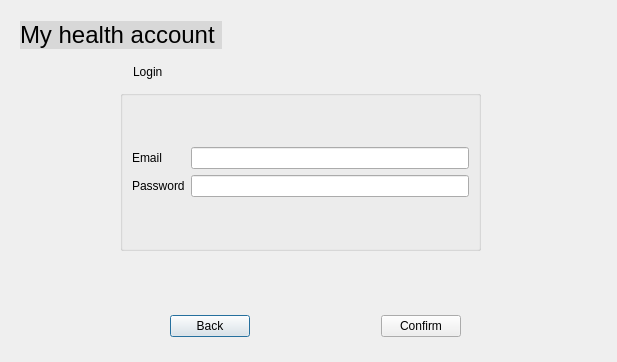
Old version of the form login.ui in the repository Darijan444/COV-19-Desktop_App.
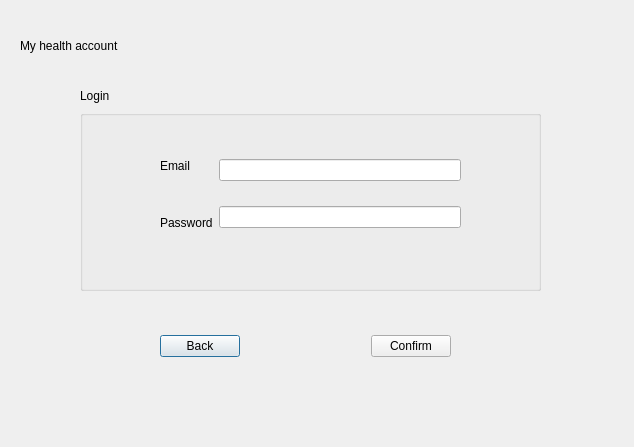
New version of the form.

```diff
--- a/login.ui
+++ b/login.ui
@@ -6,65 +6,34 @@
    <rect>
     <x>0</x>
     <y>0</y>
-    <width>617</width>
-    <height>362</height>
+    <width>634</width>
+    <height>447</height>
    </rect>
   </property>
   <property name="windowTitle">
    <string>Dialog</string>
   </property>
-  <widget class="QGroupBox" name="groupBox">
+  <widget class="QLabel" name="label_6">
    <property name="geometry">
     <rect>
-     <x>120</x>
-     <y>90</y>
-     <width>361</width>
-     <height>161</height>
+     <x>20</x>
+     <y>30</y>
+     <width>201</width>
+     <height>31</height>
     </rect>
    </property>
-   <property name="title">
-    <string/>
+   <property name="styleSheet">
+    <string notr="true">font: 24pt &quot;.AppleSystemUIFont&quot;;</string>
    </property>
-   <layout class="QVBoxLayout" name="verticalLayout_3">
-    <item>
-     <layout class="QHBoxLayout" name="horizontalLayout">
-      <item>
-       <layout class="QVBoxLayout" name="verticalLayout">
-        <item>
-         <widget class="QLabel" name="label_3">
-          <property name="text">
-           <string>Email</string>
-          </property>
-         </widget>
-        </item>
-        <item>
-         <widget class="QLabel" name="label_4">
-          <property name="text">
-           <string>Password</string>
-          </property>
-         </widget>
-        </item>
-       </layout>
-      </item>
-      <item>
-       <layout class="QVBoxLayout" name="verticalLayout_2">
-        <item>
-         <widget class="QLineEdit" name="lineEditEmail"/>
-        </item>
-        <item>
-         <widget class="QLineEdit" name="lineEditPassword"/>
-        </item>
-       </layout>
-      </item>
-     </layout>
-    </item>
-   </layout>
+   <property name="text">
+    <string>My health account </string>
+   </property>
   </widget>
   <widget class="QWidget" name="layoutWidget_2">
    <property name="geometry">
     <rect>
-     <x>170</x>
-     <y>310</y>
+     <x>160</x>
+     <y>330</y>
      <width>291</width>
      <height>32</height>
     </rect>
@@ -99,96 +68,74 @@
     </item>
    </layout>
   </widget>
-  <widget class="QWidget" name="layoutWidget">
+  <widget class="QGroupBox" name="groupBox">
    <property name="geometry">
     <rect>
-     <x>20</x>
-     <y>20</y>
-     <width>592</width>
-     <height>31</height>
+     <x>80</x>
+     <y>110</y>
+     <width>461</width>
+     <height>181</height>
     </rect>
    </property>
-   <layout class="QHBoxLayout" name="horizontalLayout_4">
-    <item>
-     <widget class="QPushButton" name="pushButtonMyHealthAccount">
-      <property name="styleSheet">
-       <string notr="true">QPushButton {
-	background-color: rgb(0, 0, 0,0.1); 
-	border: none; 
-	color: rgb(0, 0, 0); 
-	font: 24px;
-	text-align: left;
-} 
-
-</string>
-      </property>
-      <property name="text">
-       <string>My health account </string>
-      </property>
-     </widget>
-    </item>
-    <item>
-     <spacer name="horizontalSpacer_7">
-      <property name="orientation">
-       <enum>Qt::Horizontal</enum>
-      </property>
-      <property name="sizeHint" stdset="0">
-       <size>
-        <width>378</width>
-        <height>20</height>
-       </size>
-      </property>
-     </spacer>
-    </item>
-   </layout>
+   <property name="title">
+    <string/>
+   </property>
+   <widget class="QWidget" name="layoutWidget">
+    <property name="geometry">
+     <rect>
+      <x>80</x>
+      <y>30</y>
+      <width>301</width>
+      <height>108</height>
+     </rect>
+    </property>
+    <layout class="QHBoxLayout" name="horizontalLayout">
+     <item>
+      <layout class="QVBoxLayout" name="verticalLayout">
+       <item>
+        <widget class="QLabel" name="label_3">
+         <property name="text">
+          <string>Email</string>
+         </property>
+        </widget>
+       </item>
+       <item>
+        <widget class="QLabel" name="label_4">
+         <property name="text">
+          <string>Password</string>
+         </property>
+        </widget>
+       </item>
+      </layout>
+     </item>
+     <item>
+      <layout class="QVBoxLayout" name="verticalLayout_2">
+       <item>
+        <widget class="QLineEdit" name="lineEditEmail"/>
+       </item>
+       <item>
+        <widget class="QLineEdit" name="lineEditPassword"/>
+       </item>
+      </layout>
+     </item>
+    </layout>
+   </widget>
   </widget>
-  <widget class="QWidget" name="layoutWidget">
+  <widget class="QLabel" name="label_7">
    <property name="geometry">
     <rect>
-     <x>10</x>
-     <y>60</y>
-     <width>601</width>
-     <height>24</height>
+     <x>80</x>
+     <y>80</y>
+     <width>201</width>
+     <height>31</height>
     </rect>
    </property>
-   <layout class="QHBoxLayout" name="horizontalLayout_5">
-    <item>
-     <spacer name="horizontalSpacer_8">
-      <property name="orientation">
-       <enum>Qt::Horizontal</enum>
-      </property>
-      <property name="sizeHint" stdset="0">
-       <size>
-        <width>68</width>
-        <height>20</height>
-       </size>
-      </property>
-     </spacer>
-    </item>
-    <item>
-     <widget class="QLabel" name="label_7">
-      <property name="styleSheet">
-       <string notr="true">font: 18pt &quot;.AppleSystemUIFont&quot;;</string>
-      </property>
-      <property name="text">
-       <string>Login</string>
-      </property>
-     </widget>
-    </item>
-    <item>
-     <spacer name="horizontalSpacer_9">
-      <property name="orientation">
-       <enum>Qt::Horizontal</enum>
-      </property>
-      <property name="sizeHint" stdset="0">
-       <size>
-        <width>448</width>
-        <height>20</height>
-       </size>
-      </property>
-     </spacer>
-    </item>
-   </layout>
+   <property name="styleSheet">
+    <string notr="true">font: 18pt &quot;.AppleSystemUIFont&quot;;</string>
+   </property>
+   <property name="text">
+    <string>Login</string>
+   </property>
   </widget>
  </widget>
  <resources/>
```
